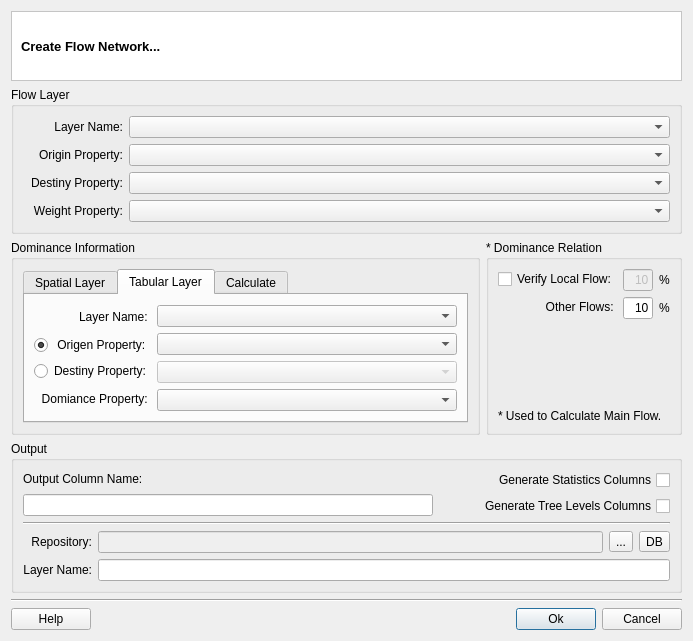
Before: the Qt Designer form src/fiocruz/flow/qt/ui/FlowNetworkDialogForm.ui in ericabreu82/tv5_flow, drawn with Qt 5.
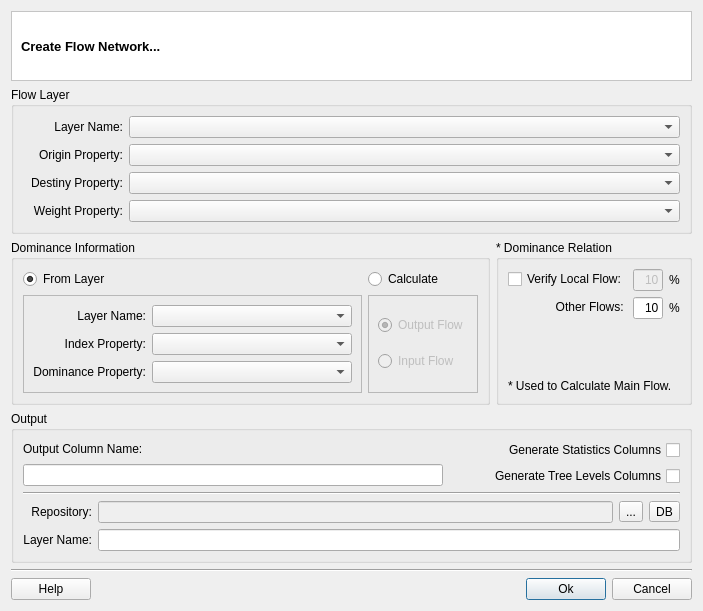
After: the same form once the commit is applied. The open tabs and pages were chosen to show the change.

Commit message: added code to add dominance info to a graph

The edit to the form file:
```diff
--- a/src/fiocruz/flow/qt/ui/FlowNetworkDialogForm.ui
+++ b/src/fiocruz/flow/qt/ui/FlowNetworkDialogForm.ui
@@ -6,16 +6,19 @@
    <rect>
     <x>0</x>
     <y>0</y>
-    <width>680</width>
-    <height>607</height>
+    <width>679</width>
+    <height>581</height>
    </rect>
   </property>
   <property name="windowTitle">
    <string>Dialog</string>
   </property>
-  <layout class="QGridLayout" name="gridLayout_31">
+  <layout class="QGridLayout" name="gridLayout_26">
+   <property name="sizeConstraint">
+    <enum>QLayout::SetFixedSize</enum>
+   </property>
    <item row="0" column="0">
-    <layout class="QGridLayout" name="gridLayout_30">
+    <layout class="QGridLayout" name="gridLayout_25">
      <item row="0" column="0" colspan="2">
       <widget class="QFrame" name="frame">
        <property name="minimumSize">
@@ -166,17 +169,30 @@
        <property name="flat">
         <bool>true</bool>
        </property>
-       <layout class="QGridLayout" name="gridLayout_26">
+       <layout class="QGridLayout" name="gridLayout_24">
         <item row="0" column="0">
-         <widget class="QTabWidget" name="m_dominanceTabWidget">
-          <property name="currentIndex">
-           <number>0</number>
-          </property>
-          <widget class="QWidget" name="tab">
-           <attribute name="title">
-            <string>Spatial Layer</string>
-           </attribute>
-           <layout class="QGridLayout" name="gridLayout_22">
+         <layout class="QGridLayout" name="gridLayout_23">
+          <item row="0" column="0">
+           <layout class="QGridLayout" name="gridLayout_21">
+            <item row="0" column="0">
+             <widget class="QRadioButton" name="m_domLayerRadioButton">
+              <property name="text">
+               <string>From Layer</string>
+              </property>
+              <property name="checked">
+               <bool>true</bool>
+              </property>
+             </widget>
+            </item>
+            <item row="1" column="0">
+             <widget class="QFrame" name="frame_2">
+              <property name="frameShape">
+               <enum>QFrame::StyledPanel</enum>
+              </property>
+              <property name="frameShadow">
+               <enum>QFrame::Raised</enum>
+              </property>
+              <layout class="QGridLayout" name="gridLayout_11">
             <item row="0" column="0">
              <layout class="QGridLayout" name="gridLayout_10">
               <item row="0" column="0">
@@ -203,6 +219,12 @@
                   <verstretch>0</verstretch>
                  </sizepolicy>
                 </property>
+                   <property name="minimumSize">
+                    <size>
+                     <width>200</width>
+                     <height>0</height>
+                    </size>
+                   </property>
                </widget>
               </item>
               <item row="1" column="0">
@@ -247,121 +269,31 @@
              </layout>
             </item>
            </layout>
-          </widget>
-          <widget class="QWidget" name="tab_2">
-           <attribute name="title">
-            <string>Tabular Layer</string>
-           </attribute>
-           <layout class="QGridLayout" name="gridLayout_23">
-            <item row="0" column="0">
-             <layout class="QGridLayout" name="gridLayout_21">
-              <item row="0" column="0">
-               <layout class="QGridLayout" name="gridLayout_11">
-                <item row="0" column="0">
-                 <widget class="QLabel" name="label_9">
-                  <property name="minimumSize">
-                   <size>
-                    <width>100</width>
-                    <height>0</height>
-                   </size>
-                  </property>
-                  <property name="text">
-                   <string>Layer Name: </string>
-                  </property>
-                  <property name="alignment">
-                   <set>Qt::AlignRight|Qt::AlignTrailing|Qt::AlignVCenter</set>
-                  </property>
-                 </widget>
-                </item>
-                <item row="1" column="0">
-                 <widget class="QRadioButton" name="radioButton_3">
-                  <property name="text">
-                   <string> Origen Property:</string>
-                  </property>
-                  <property name="checked">
-                   <bool>true</bool>
-                  </property>
-                  <property name="autoRepeat">
-                   <bool>false</bool>
-                  </property>
-                 </widget>
-                </item>
-                <item row="2" column="0">
-                 <widget class="QRadioButton" name="radioButton_4">
-                  <property name="text">
-                   <string>Destiny Property:</string>
-                  </property>
-                 </widget>
-                </item>
-                <item row="3" column="0">
-                 <widget class="QLabel" name="label_14">
-                  <property name="text">
-                   <string>Domiance Property: </string>
-                  </property>
-                  <property name="alignment">
-                   <set>Qt::AlignRight|Qt::AlignTrailing|Qt::AlignVCenter</set>
-                  </property>
                  </widget>
                 </item>
                </layout>
               </item>
               <item row="0" column="1">
-               <layout class="QGridLayout" name="gridLayout_20">
+           <layout class="QGridLayout" name="gridLayout_22">
                 <item row="0" column="0">
-                 <widget class="QComboBox" name="m_tabularLayerComboBox">
-                  <property name="sizePolicy">
-                   <sizepolicy hsizetype="MinimumExpanding" vsizetype="Fixed">
-                    <horstretch>0</horstretch>
-                    <verstretch>0</verstretch>
-                   </sizepolicy>
-                  </property>
-                  <property name="minimumSize">
-                   <size>
-                    <width>300</width>
-                    <height>0</height>
-                   </size>
-                  </property>
-                 </widget>
-                </item>
-                <item row="1" column="0">
-                 <widget class="QComboBox" name="m_tabularOriginComboBox">
-                  <property name="sizePolicy">
-                   <sizepolicy hsizetype="MinimumExpanding" vsizetype="Fixed">
-                    <horstretch>0</horstretch>
-                    <verstretch>0</verstretch>
-                   </sizepolicy>
-                  </property>
-                 </widget>
-                </item>
-                <item row="2" column="0">
-                 <widget class="QComboBox" name="m_tabularDestinyComboBox">
-                  <property name="enabled">
-                   <bool>false</bool>
-                  </property>
-                  <property name="sizePolicy">
-                   <sizepolicy hsizetype="MinimumExpanding" vsizetype="Fixed">
-                    <horstretch>0</horstretch>
-                    <verstretch>0</verstretch>
-                   </sizepolicy>
-                  </property>
-                 </widget>
-                </item>
-                <item row="3" column="0">
-                 <widget class="QComboBox" name="m_tabularWeightComboBox"/>
-                </item>
-               </layout>
-              </item>
-             </layout>
-            </item>
-           </layout>
-          </widget>
-          <widget class="QWidget" name="tab_3">
-           <attribute name="title">
+             <widget class="QRadioButton" name="m_domCalcRadioButton">
+              <property name="text">
             <string>Calculate</string>
-           </attribute>
-           <layout class="QGridLayout" name="gridLayout_25">
-            <item row="0" column="0">
-             <layout class="QGridLayout" name="gridLayout_24">
+              </property>
+             </widget>
+            </item>
+            <item row="1" column="0">
+             <widget class="QFrame" name="frame_3">
+              <property name="enabled">
+               <bool>false</bool>
+              </property>
+              <property name="frameShape">
+               <enum>QFrame::StyledPanel</enum>
+              </property>
+              <property name="frameShadow">
+               <enum>QFrame::Raised</enum>
+              </property>
+              <layout class="QGridLayout" name="gridLayout_20">
               <item row="0" column="0">
                <widget class="QRadioButton" name="m_calculateOutputRadioButton">
                 <property name="text">
@@ -380,10 +312,11 @@
                </widget>
               </item>
              </layout>
+             </widget>
             </item>
            </layout>
-          </widget>
-         </widget>
+          </item>
+         </layout>
         </item>
        </layout>
       </widget>
@@ -502,9 +435,12 @@
             <property name="orientation">
              <enum>Qt::Vertical</enum>
             </property>
+            <property name="sizeType">
+             <enum>QSizePolicy::MinimumExpanding</enum>
+            </property>
             <property name="sizeHint" stdset="0">
              <size>
-              <width>20</width>
+              <width>10</width>
               <height>13</height>
              </size>
             </property>
```
Left out of the diff: 93 changed lines with no effect on the pictures. Lines whose indentation alone changed are shown as unchanged. The commit also changes 4 other files.
